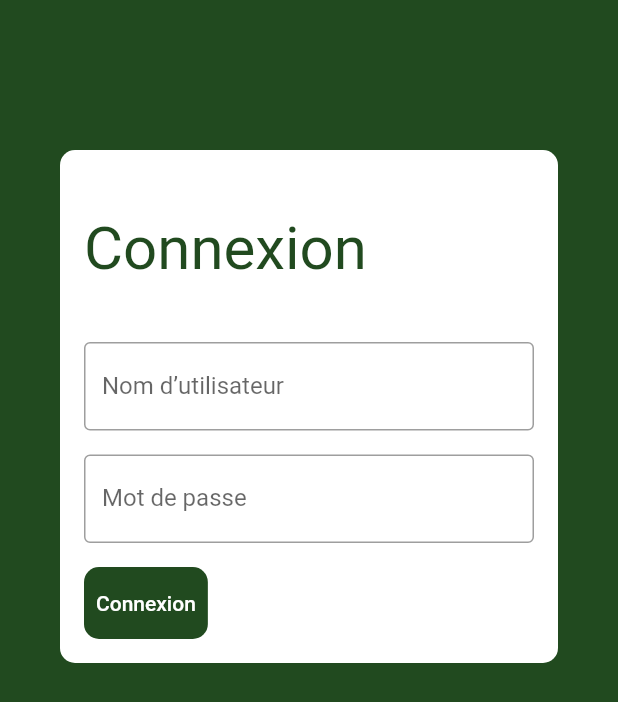
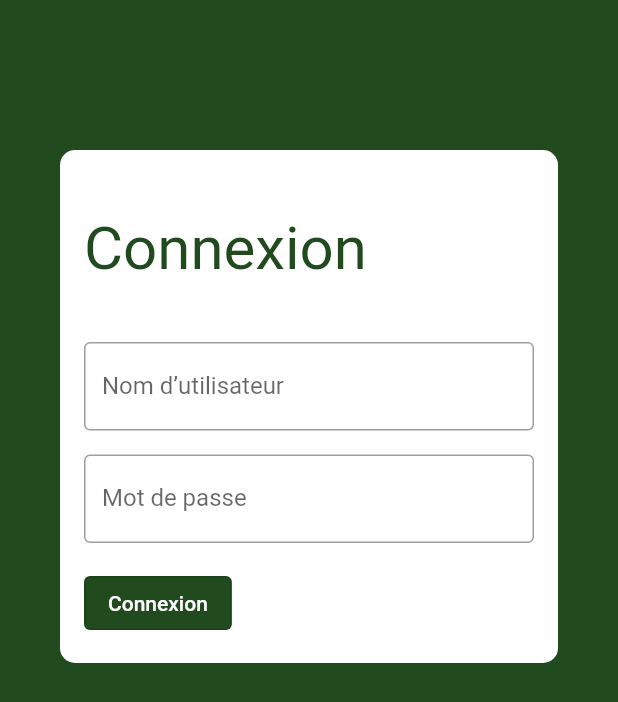
Before and after one commit to Extracurricular-Manager/Frontend, a Flutter app: the screen it shows after launch, on a phone screen of 412 x 824 dp. Shown: the top 702 px of the screen. Run offline on Flutter 3.47's test engine with Material 2 defaults, Android fonts, the phone set to English and light mode, and no system bars.

Commit message:
Students list + login page fixes

```diff
--- a/lib/views/login_view.dart
+++ b/lib/views/login_view.dart
@@ -47,7 +47,18 @@ class LoginPage extends StatelessWidget {
                         //controller: ,
                       ),
                       const Text(""),
-                      Container(
+                      OutlinedButton(
+                        child: const Text('Connexion',
+                            style: TextStyle(color: Colors.white)),
+                        style: OutlinedButton.styleFrom(
+                          primary: Colors.white,
+                          backgroundColor: const Color(0xFF214A1F),
+                        ),
+                        onPressed: () {
+                          Navigator.pushNamed(context, '/home_view');
+                        },
+                      ),
+                      /*Container(
                         decoration: BoxDecoration(
                           borderRadius:
                               BorderRadius.circular(10), // radius of 10
@@ -60,7 +71,7 @@ class LoginPage extends StatelessWidget {
                           child: const Text('Connexion',
                               style: TextStyle(color: Colors.white)),
                         ),
-                      ),
+                      ),*/
                     ],
                   ),
                 ),
```
Also changed, not shown: lib/components/students_list.dart (+66 -8 lines).
